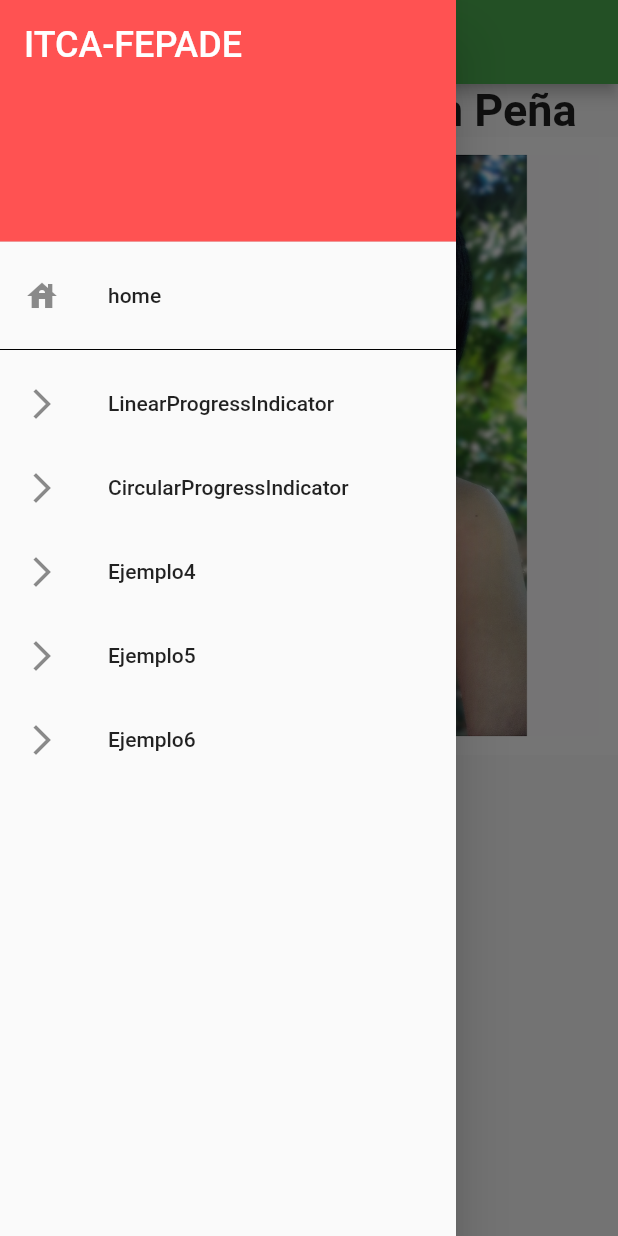
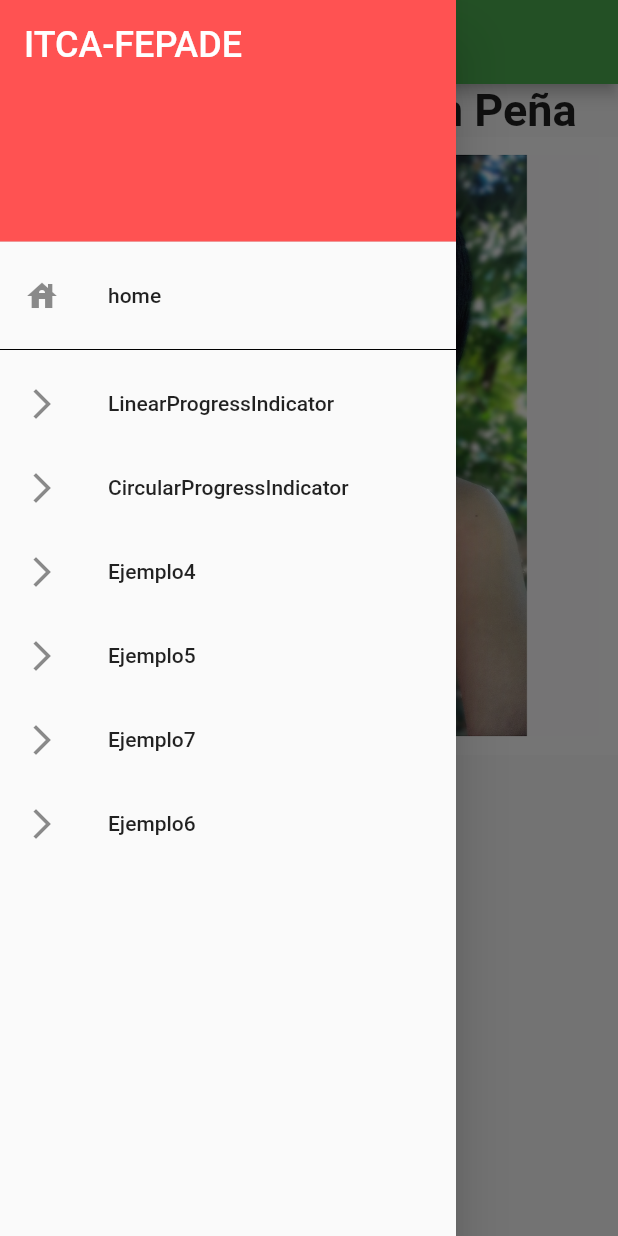
Before and after one commit to JeniferDuran/navegation_drawer, a Flutter app: the screen it shows after launch, with the side drawer open, on a phone screen of 412 x 824 dp. Run offline on Flutter 3.47's test engine with Material 2 defaults, Android fonts, the phone set to English and light mode, and no system bars.

```diff
--- a/lib/pages/home.dart
+++ b/lib/pages/home.dart
@@ -5,6 +5,7 @@ import 'package:navegation_drawer/pages/ejemplo3.dart';
 import 'package:navegation_drawer/pages/ejemplo4.dart';
 import 'package:navegation_drawer/pages/ejemplo5.dart';
 import 'package:navegation_drawer/pages/ejemplo6.dart';
+import 'package:navegation_drawer/pages/ejemplo7.dart';
 import 'package:navegation_drawer/pages/inicio.dart';
 
 class Home extends StatefulWidget {
@@ -30,6 +31,8 @@ class _HomeState extends State<Home> {
         return Ejemplo5();
         case 6:
         return Ejemplo6();
+        case 7:
+        return Ejemplo7();
 
     }
   }
@@ -107,7 +110,15 @@ class _HomeState extends State<Home> {
               onTap: () {
                 _onSelectItemDrawer(5);
               },
+            ), ListTile(
+              leading: Icon(Icons.arrow_forward_ios),
+              title: Text('Ejemplo7'),
+              onTap: () {
+                _onSelectItemDrawer(7);
+              },
             ),
+
+
 
             ListTile(
               leading: Icon(Icons.arrow_forward_ios),
@@ -116,6 +127,7 @@ class _HomeState extends State<Home> {
                 _onSelectItemDrawer(6);
               },
             ),
+
           ],
         ),
       ),
```
